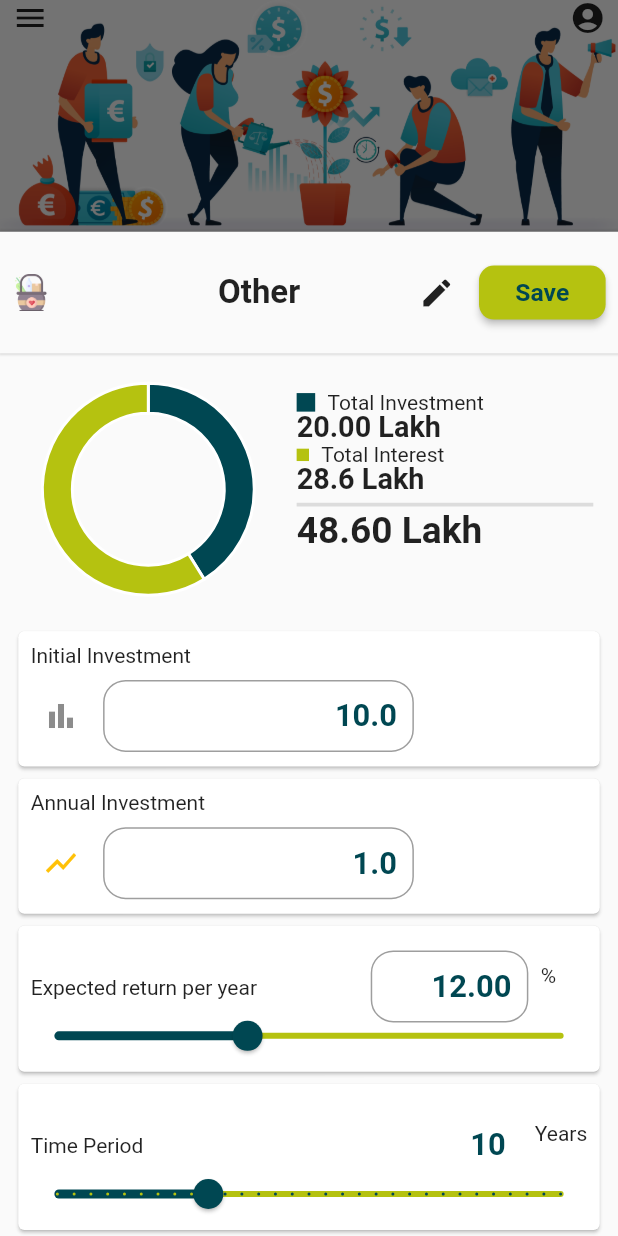
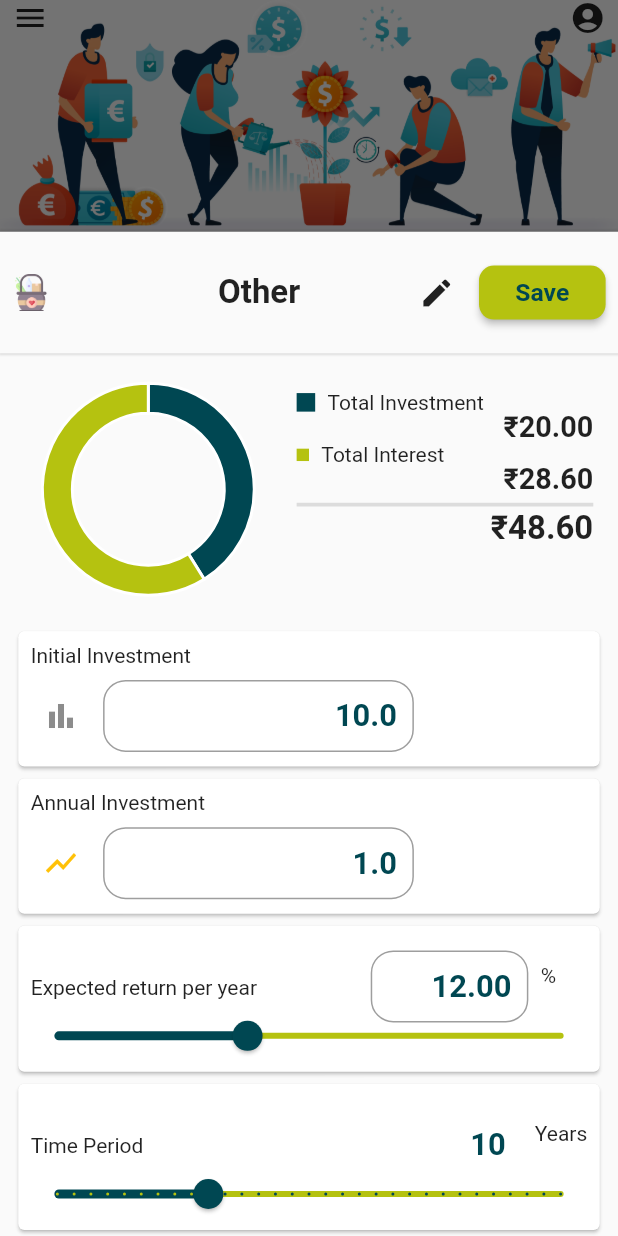
Before and after one commit to DRcollab/Dhanrashi_Source, a Flutter app: the InvestmentInputScreen screen opened directly with empty values, scrolled down 79 dp, after a tap on "Others", on a phone screen of 412 x 824 dp. Run offline on Flutter 3.47's test engine with Material 2 defaults, Android fonts, the phone set to English and light mode, and no system bars; our stand-ins replace charts_flutter, cloud_firestore, connectivity, firebase_auth, firebase_core, flutter_svg and 6 more; missing offline and left inert: dart:ffi, flutter_rounded_date_picker, loading_gifs, matrix2d; accounts and stored records are empty; project files that could hold a hidden picture were left out.

Commit message:
some changes

```diff
--- a/lib/components/investment_entry_sheet.dart
+++ b/lib/components/investment_entry_sheet.dart
@@ -11,6 +11,7 @@ import 'package:dhanrashi_mvp/components/work_done.dart';
 import 'package:dhanrashi_mvp/data/investment_access.dart';
 import 'package:dhanrashi_mvp/main.dart';
 import 'package:flutter/material.dart';
+import 'package:intl/intl.dart';
 import 'band_class.dart';
 import 'custom_text_field.dart';
 import 'package:dhanrashi_mvp/components/buttons.dart';
@@ -76,6 +77,7 @@ class InvestmentSheet extends StatefulWidget {
 class _InvestmentSheetState extends State<InvestmentSheet> {
 
   //var seriesPieData =  <charts.Series<Task, String>>[];
+  var textFormat;
   bool isSavePressed = false;
   bool isTimedOut = false;
   bool statusOfStoring = false;
@@ -124,6 +126,9 @@ class _InvestmentSheetState extends State<InvestmentSheet> {
     this.isSavePressed = false;
     this.statusOfStoring = false;
     this.isTimedOut = false;
+
+    textFormat = NumberFormat.simpleCurrency(locale:'en-in');
+
    // print(widget.investmentDuration);
     investedAmount = widget.investedAmount;
     expectedRoi = widget.expectedRoi;
@@ -365,7 +370,9 @@ class _InvestmentSheetState extends State<InvestmentSheet> {
 
                      ],
                    ),
-                   Text('${totalInvestment.toStringAsFixed(2)} Lakh',style: DefaultValues.kH3(context),),
+                   Align(
+                      alignment: Alignment.centerRight,
+                       child: Text('${ textFormat.format(totalInvestment)}',style: DefaultValues.kH3(context),)),
                    Row(
                      children: [
                        Container(height: 1.h, width: 2.w ,color: kPresentTheme.alternateColor),
@@ -376,12 +383,17 @@ class _InvestmentSheetState extends State<InvestmentSheet> {
 
                      ],
                    ),
-                   Text('${interestValue} Lakh',style: DefaultValues.kH3(context),),
+                   Align(
+                      alignment: Alignment.centerRight,
+                       child: Text('${textFormat.format(interestValue)}',style: DefaultValues.kH3(context),)),
                    SizedBox(height: 0.6.h,width: double.infinity,),
                    Container(height: 0.3.h,width: double.infinity,color: Colors.black12,),
                    SizedBox(height: 0.2.h,width: double.infinity,),
-                   Text('${(totalInvestment+interestValue).toStringAsFixed(2)} Lakh',
-                          style: DefaultValues.kH1(context),
+                   Align(
+                     alignment: Alignment.centerRight,
+                     child: Text('${textFormat.format(totalInvestment+interestValue)}',
+                            style: DefaultValues.kH2(context),
+                     ),
                    ),
                  ],
                ),
--- a/lib/components/labelled_input.dart
+++ b/lib/components/labelled_input.dart
@@ -186,7 +186,10 @@ class _LabeledInputState extends State<LabeledInput> {
                         autofocus = false;
 
                         widget.onCompleteEditing!();
+                        value = controller.text;
                         controller.text = textFormat.format(double.parse( controller.text));
+
+                        print(value);
                         // if(double.parse(this.controller.text)>=100000){
                         //   value = this.controller.text = (double.parse(this.controller.text)/100000).toStringAsFixed(2);
                         //   textLabel = 'Lakhs';
```
Also changed, not shown: lib/components/investment_tabview_class.dart (+5 -3 lines).
